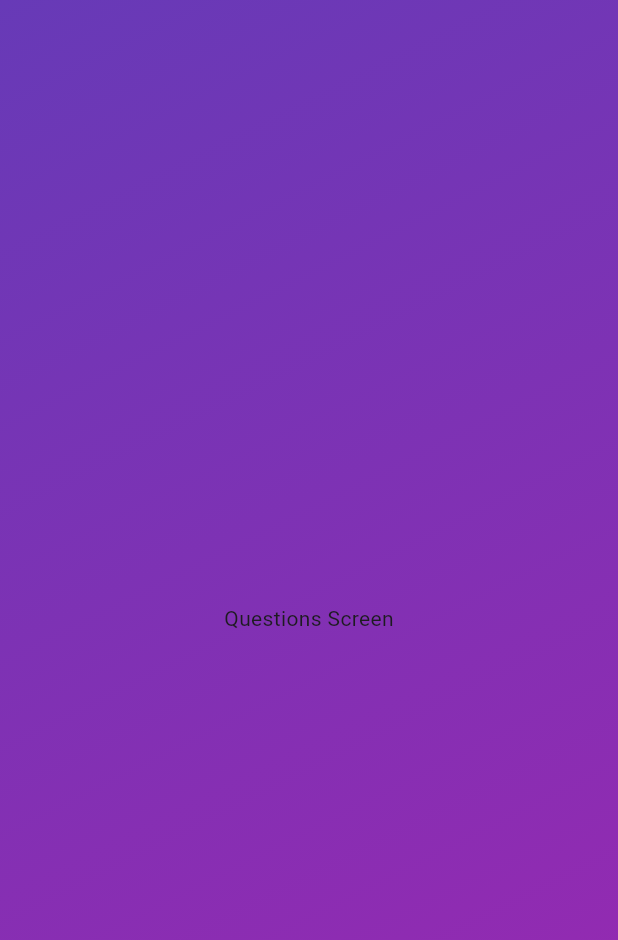
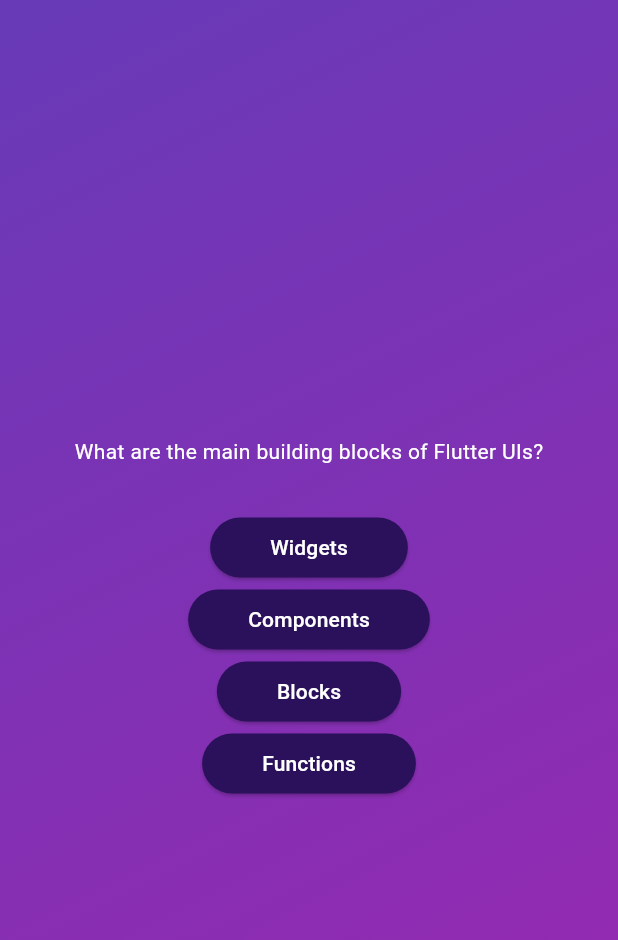
Before and after one commit to giventusmvh/quiz_app, a Flutter app: the screen it shows after launch, after a tap on "Start Quiz", on a phone screen of 412 x 824 dp. Shown: the top 940 px of the screen. Run offline on Flutter 3.47's test engine with Material 3 defaults, Android fonts, the phone set to English and light mode, and no system bars.

Commit message:
question n answer

```diff
--- /dev/null
+++ b/lib/answer_button.dart
@@ -0,0 +1,25 @@
+import 'package:flutter/material.dart';
+
+class AnswerButton extends StatelessWidget {
+  const AnswerButton({
+    super.key,
+    required this.answerText,
+    required this.onTap,
+  });
+
+  final String answerText;
+  final void Function() onTap;
+  @override
+  Widget build(BuildContext context) {
+    return ElevatedButton(
+      onPressed: onTap,
+      style: ElevatedButton.styleFrom(
+        backgroundColor: const Color.fromARGB(255, 43, 16, 91),
+        foregroundColor: Colors.white,
+        shape: RoundedRectangleBorder(borderRadius: BorderRadius.circular(40)),
+        padding: EdgeInsets.symmetric(vertical: 10, horizontal: 40),
+      ),
+      child: Text(answerText),
+    );
+  }
+}
--- /dev/null
+++ b/lib/data/questions.dart
@@ -0,0 +1,55 @@
+import 'package:quiz_app/models/quiz_questions.dart';
+
+const questions = [
+  QuizQuestion(
+    'What are the main building blocks of Flutter UIs?',
+    [
+      'Widgets',
+      'Components',
+      'Blocks',
+      'Functions',
+    ],
+  ),
+  QuizQuestion('How are Flutter UIs built?', [
+    'By combining widgets in code',
+    'By combining widgets in a visual editor',
+    'By defining widgets in config files',
+    'By using XCode for iOS and Android Studio for Android',
+  ]),
+  QuizQuestion(
+    'What\'s the purpose of a StatefulWidget?',
+    [
+      'Update UI as data changes',
+      'Update data as UI changes',
+      'Ignore data changes',
+      'Render UI that does not depend on data',
+    ],
+  ),
+  QuizQuestion(
+    'Which widget should you try to use more often: StatelessWidget or StatefulWidget?',
+    [
+      'StatelessWidget',
+      'StatefulWidget',
+      'Both are equally good',
+      'None of the above',
+    ],
+  ),
+  QuizQuestion(
+    'What happens if you change data in a StatelessWidget?',
+    [
+      'The UI is not updated',
+      'The UI is updated',
+      'The closest StatefulWidget is updated',
+      'Any nested StatefulWidgets are updated',
+    ],
+  ),
+  QuizQuestion(
+    'How should you update data inside of StatefulWidgets?',
+    [
+      'By calling setState()',
+      'By calling updateData()',
+      'By calling updateUI()',
+      'By calling updateState()',
+    ],
+  ),
+];
--- /dev/null
+++ b/lib/models/quiz_questions.dart
@@ -0,0 +1,6 @@
+class QuizQuestion {
+  const QuizQuestion(this.text, this.answers);
+
+  final String text;
+  final List<String> answers;
+}
--- a/lib/questions_screen.dart
+++ b/lib/questions_screen.dart
@@ -1,4 +1,6 @@
 import 'package:flutter/material.dart';
+import 'package:quiz_app/answer_button.dart';
+import 'package:quiz_app/data/questions.dart';
 
 class QuestionsScreen extends StatefulWidget {
   const QuestionsScreen({super.key});
@@ -9,10 +11,29 @@ class QuestionsScreen extends StatefulWidget {
 }
 
 class _QuestionsScreenState extends State<QuestionsScreen> {
+  final currentQuestion = questions[0];
+
   @override
   Widget build(context) {
-    return Center(
-      child: Text("Questions Screen"),
+    return SizedBox(
+      width: double.infinity,
+      child: Column(
+        mainAxisAlignment: MainAxisAlignment.center,
+        children: [
+          Text(
+            currentQuestion.text,
+            style: TextStyle(
+              color: Colors.white,
+            ),
+          ),
+          SizedBox(
+            height: 30,
+          ),
+          ...currentQuestion.answers.map((answer) {
+            return AnswerButton(answerText: answer, onTap: () {});
+          }),
+        ],
+      ),
     );
   }
 }
--- a/lib/quiz.dart
+++ b/lib/quiz.dart
@@ -13,22 +13,36 @@ class Quiz extends StatefulWidget {
 }
 
 class _QuizState extends State<Quiz> {
-  Widget? activeScreen;
+  // Widget? activeScreen;
 
-  @override
-  void initState() {
-    activeScreen = StartScreen(switchScreen);
-    super.initState();
-  }
+  // @override
+  // void initState() {
+  //   activeScreen = StartScreen(switchScreen);
+  //   super.initState();
+  // }
+
+  // void switchScreen() {
+  //   setState(() {
+  //     activeScreen = const QuestionsScreen();
+  //   });
+  // }
+
+  var activeScreen = "start-screen";
 
   void switchScreen() {
     setState(() {
-      activeScreen = const QuestionsScreen();
+      activeScreen = "questions-screen";
     });
   }
 
   @override
   Widget build(context) {
+    Widget screenWidget = StartScreen(switchScreen);
+
+    if (activeScreen == 'questions-screen') {
+      screenWidget = const QuestionsScreen();
+    }
+
     return MaterialApp(
       home: Scaffold(
         body: Container(
@@ -39,7 +53,11 @@ class _QuizState extends State<Quiz> {
               end: Alignment.bottomRight,
             ),
           ),
-          child: activeScreen,
+          // child: activeScreen,
+          // child: activeScreen == 'start-screen'
+          //     ? StartScreen(switchScreen)
+          //     : QuestionsScreen(),
+          child: screenWidget,
         ),
       ),
     );
```
